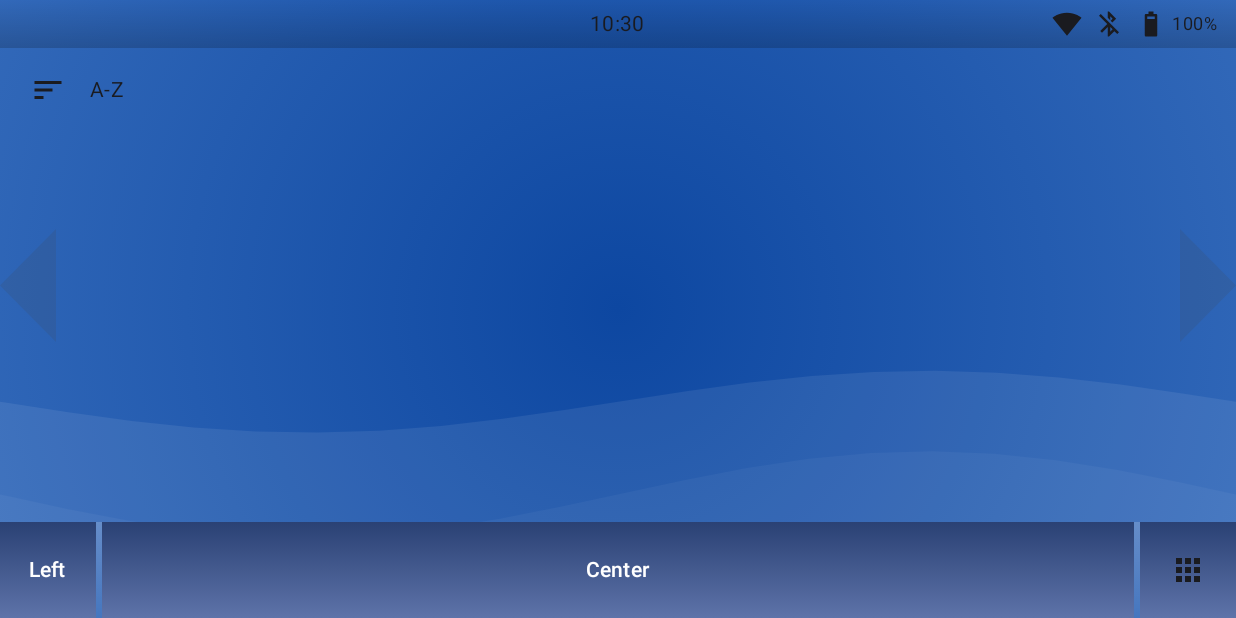
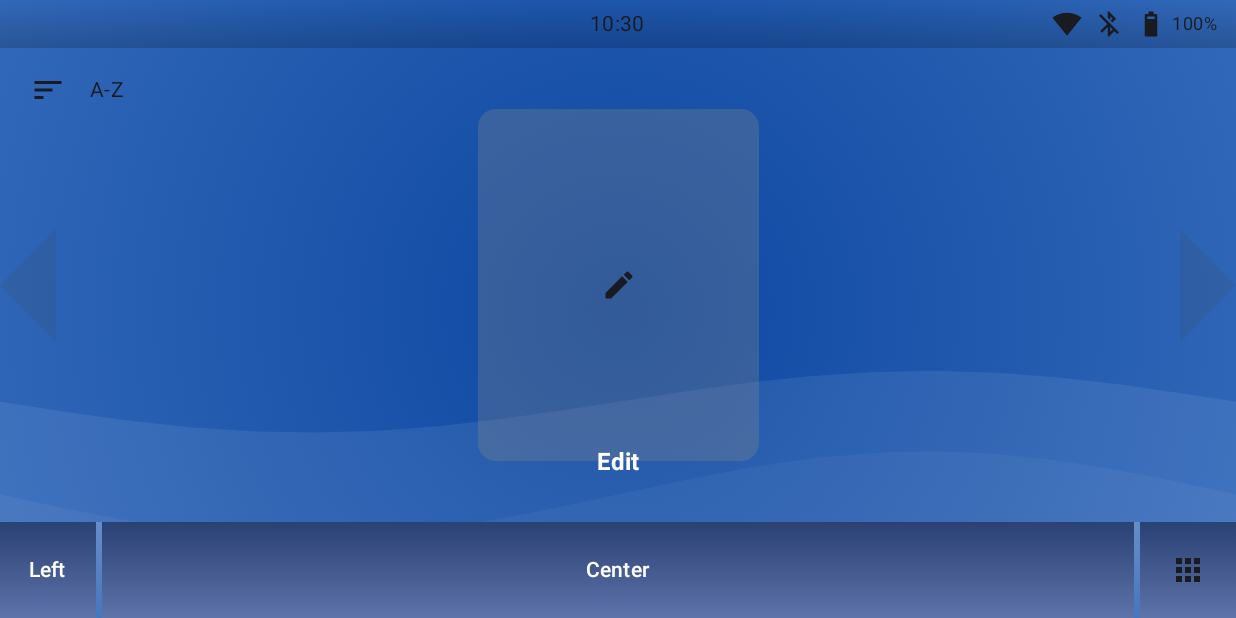
Before and after one commit to RetroBreeze/ribbon-launcher, an Android app built with Jetpack Compose: the screen it shows after launch (MainActivity), on a phone screen of 824 x 412 dp (held sideways). Run offline under Robolectric (Android 15) with nearby library versions, the phone set to English and light mode, and no system bars; pictures from the network do not load.

Commit message:
Add editable app carousel (#35)
* Add editable carousel

* Fix enabled app persistence

* Add confirmation dialog controls

* Fix method name clash

* Adjust edit dialog layout

* Adjust edit dialog layout and controls

* Adjust edit dialog padding

* Style OK button

* Fix 'None' checkbox clearing

* Make edit button activate only when selected

```diff
--- a/app/src/main/java/com/retrobreeze/ribbonlauncher/GameCarousel.kt
+++ b/app/src/main/java/com/retrobreeze/ribbonlauncher/GameCarousel.kt
@@ -15,6 +15,9 @@ import androidx.compose.foundation.layout.*
 import androidx.compose.foundation.pager.*
 import androidx.compose.foundation.shape.RoundedCornerShape
 import androidx.compose.material3.MaterialTheme
+import androidx.compose.material3.Icon
+import androidx.compose.material.icons.Icons
+import androidx.compose.material.icons.filled.Edit
 import androidx.compose.runtime.*
 import androidx.compose.animation.core.animateFloatAsState
 import androidx.compose.animation.core.animateDpAsState
@@ -72,7 +75,8 @@ fun GameCarousel(
     games: List<GameEntry>,
     pagerState: PagerState,
     selectedPackageName: String?,
-    onLaunch: (GameEntry) -> Unit
+    onLaunch: (GameEntry) -> Unit,
+    onEdit: () -> Unit
 ) {
     val coroutineScope = rememberCoroutineScope()
     val itemSpacing = 12.dp
@@ -83,7 +87,11 @@ fun GameCarousel(
     val arrowWidth = arrowHeight / 2
 
     val density = LocalDensity.current
-    var currentText by remember { mutableStateOf(games.getOrNull(pagerState.currentPage)?.displayName.orEmpty()) }
+    var currentText by remember {
+        mutableStateOf(
+            if (pagerState.currentPage == games.size) "Edit" else games.getOrNull(pagerState.currentPage)?.displayName.orEmpty()
+        )
+    }
     var labelBitmap by remember { mutableStateOf<ImageBitmap?>(null) }
     var alpha by remember { mutableStateOf(1f) }
 
@@ -93,7 +101,11 @@ fun GameCarousel(
     )
 
     LaunchedEffect(pagerState.currentPage) {
-        val newText = games.getOrNull(pagerState.currentPage)?.displayName.orEmpty()
+        val newText = if (pagerState.currentPage == games.size) {
+            "Edit"
+        } else {
+            games.getOrNull(pagerState.currentPage)?.displayName.orEmpty()
+        }
         if (newText != currentText) {
             alpha = 0f
             kotlinx.coroutines.delay(150)
@@ -110,6 +122,7 @@ fun GameCarousel(
 
     val animatables = remember { mutableMapOf<String, Animatable<Float, AnimationVector1D>>() }
     var previousIndices by remember { mutableStateOf<Map<String, Int>>(emptyMap()) }
+    val totalPages = games.size + 1
 
     LaunchedEffect(games) {
         val itemWidthPx = with(density) { (maxPageWidth + itemSpacing).toPx() }
@@ -148,15 +161,16 @@ fun GameCarousel(
                     state = pagerState,
                     pagerSnapDistance = PagerSnapDistance.atMost(1)
                 ),
-                key = { index -> games[index].packageName }
+                key = { index -> if (index < games.size) games[index].packageName else "edit_button" }
             ) { page ->
-                val game = games[page]
+                val isEditPage = page == games.size
                 val isSelected = pagerState.currentPage == page
                 val size by animateDpAsState(
                     targetValue = if (isSelected) itemSize * selectedScale else itemSize,
                     label = "SizeAnimation"
                 )
-                val offset = animatables[game.packageName]?.value ?: 0f
+
+                val offset = if (!isEditPage) animatables[games[page].packageName]?.value ?: 0f else 0f
 
                 Box(
                     modifier = Modifier
@@ -164,6 +178,26 @@ fun GameCarousel(
                         .graphicsLayer { translationX = offset },
                     contentAlignment = Alignment.Center
                 ) {
+                    if (isEditPage) {
+                        Box(
+                            modifier = Modifier
+                                .height(size + (size * 0.25f))
+                                .width(size)
+                                .clip(RoundedCornerShape(12.dp))
+                                .background(Color.Gray.copy(alpha = 0.3f))
+                                .clickable {
+                                    if (isSelected) {
+                                        onEdit()
+                                    } else {
+                                        coroutineScope.launch { pagerState.animateScrollToPage(page) }
+                                    }
+                                },
+                            contentAlignment = Alignment.Center
+                        ) {
+                            Icon(imageVector = Icons.Default.Edit, contentDescription = "Edit")
+                        }
+                    } else {
+                        val game = games[page]
                         Box(
                             modifier = Modifier
                                 .height(size + (size * 0.25f))
@@ -188,8 +222,9 @@ fun GameCarousel(
                     }
                 }
             }
+        }
         val canScrollLeft = pagerState.currentPage > 0
-        val canScrollRight = pagerState.currentPage < games.lastIndex
+        val canScrollRight = pagerState.currentPage < totalPages - 1
 
         CarouselArrow(
             direction = ArrowDirection.LEFT,
@@ -207,7 +242,7 @@ fun GameCarousel(
             direction = ArrowDirection.RIGHT,
             enabled = canScrollRight,
             onClick = {
-                val target = (pagerState.currentPage + 4).coerceAtMost(games.lastIndex)
+                val target = (pagerState.currentPage + 4).coerceAtMost(totalPages - 1)
                 coroutineScope.launch { pagerState.animateScrollToPage(target) }
             },
             modifier = Modifier.align(Alignment.CenterEnd),
--- a/app/src/main/java/com/retrobreeze/ribbonlauncher/LauncherViewModel.kt
+++ b/app/src/main/java/com/retrobreeze/ribbonlauncher/LauncherViewModel.kt
@@ -16,6 +16,7 @@ class LauncherViewModel(app: Application) : AndroidViewModel(app) {
         private const val KEY_SORT_MODE = "sort_mode"
         private const val KEY_LAST_PLAYED_PREFIX = "lp_"
         private const val KEY_SELECTED_GAME = "selected_game"
+        private const val KEY_ENABLED_PACKAGES = "enabled_packages"
     }
 
     private val prefs = app.getSharedPreferences(PREFS_NAME, Context.MODE_PRIVATE)
@@ -26,6 +27,9 @@ class LauncherViewModel(app: Application) : AndroidViewModel(app) {
         private set
 
     var apps by mutableStateOf<List<GameEntry>>(emptyList())
+        private set
+
+    var enabledPackages by mutableStateOf<Set<String>>(emptySet())
         private set
 
     var sortMode by mutableStateOf(SortMode.AZ)
@@ -50,6 +54,12 @@ class LauncherViewModel(app: Application) : AndroidViewModel(app) {
         }
 
         selectedGamePackage = prefs.getString(KEY_SELECTED_GAME, null)
+
+        enabledPackages = if (prefs.contains(KEY_ENABLED_PACKAGES)) {
+            prefs.getStringSet(KEY_ENABLED_PACKAGES, emptySet())?.toSet() ?: emptySet()
+        } else {
+            emptySet()
+        }
 
         prefs.all.forEach { (key, value) ->
             if (key.startsWith(KEY_LAST_PLAYED_PREFIX)) {
@@ -124,6 +134,8 @@ class LauncherViewModel(app: Application) : AndroidViewModel(app) {
                     icon = pm.getApplicationIcon(appInfo)
                 )
             }
+
+        sortGames()
     }
 
     fun cycleSortMode() {
@@ -152,11 +164,63 @@ class LauncherViewModel(app: Application) : AndroidViewModel(app) {
         sortGames()
     }
 
+    fun setPackageEnabled(packageName: String, enabled: Boolean) {
+        enabledPackages = enabledPackages.toMutableSet().apply {
+            if (enabled) add(packageName) else remove(packageName)
+        }
+        prefs.edit().putStringSet(KEY_ENABLED_PACKAGES, enabledPackages).apply()
+        sortGames()
+    }
+
+    fun updateEnabledPackages(packages: Set<String>) {
+        enabledPackages = packages.toSet()
+        prefs.edit().putStringSet(KEY_ENABLED_PACKAGES, enabledPackages).apply()
+        sortGames()
+    }
+
+    fun selectAll() {
+        enabledPackages = (allGames + apps).map { it.packageName }.toSet()
+        prefs.edit().putStringSet(KEY_ENABLED_PACKAGES, enabledPackages).apply()
+        sortGames()
+    }
+
+    fun selectNone() {
+        enabledPackages = emptySet()
+        prefs.edit().putStringSet(KEY_ENABLED_PACKAGES, enabledPackages).apply()
+        sortGames()
+    }
+
+    fun selectGames() {
+        val gamePackages = allGames.map { it.packageName }
+        enabledPackages = enabledPackages.toMutableSet().apply {
+            clear()
+            addAll(gamePackages)
+        }
+        prefs.edit().putStringSet(KEY_ENABLED_PACKAGES, enabledPackages).apply()
+        sortGames()
+    }
+
+    fun getAllInstalledApps(): List<GameEntry> {
+        return (allGames + apps).sortedBy { it.displayName.lowercase() }
+    }
+
+    fun getInstalledGames(): List<GameEntry> {
+        return allGames
+    }
+
     private fun sortGames() {
+        if (!prefs.contains(KEY_ENABLED_PACKAGES) && enabledPackages.isEmpty()) {
+            enabledPackages = allGames.map { it.packageName }.toSet()
+            prefs.edit().putStringSet(KEY_ENABLED_PACKAGES, enabledPackages).apply()
+        }
+
+        val allEntries = (allGames + apps)
+        val selectedEntries = allEntries.filter { enabledPackages.contains(it.packageName) }
+
         games = when (sortMode) {
-            SortMode.AZ -> allGames.sortedBy { it.displayName.lowercase() }
-            SortMode.ZA -> allGames.sortedByDescending { it.displayName.lowercase() }
-            SortMode.RECENT -> allGames.sortedWith(
+            SortMode.AZ -> selectedEntries.sortedBy { it.displayName.lowercase() }
+            SortMode.ZA -> selectedEntries.sortedByDescending { it.displayName.lowercase() }
+            SortMode.RECENT -> selectedEntries.sortedWith(
                 compareByDescending<GameEntry> { lastPlayed[it.packageName] ?: Long.MIN_VALUE }
                     .thenBy { it.displayName.lowercase() }
             )
--- a/app/src/main/java/com/retrobreeze/ribbonlauncher/MainActivity.kt
+++ b/app/src/main/java/com/retrobreeze/ribbonlauncher/MainActivity.kt
@@ -27,6 +27,7 @@ import com.retrobreeze.ribbonlauncher.GameCarousel
 import com.retrobreeze.ribbonlauncher.SortButton
 import com.retrobreeze.ribbonlauncher.StatusTopBar
 import com.retrobreeze.ribbonlauncher.NavigationBottomBar
+import com.retrobreeze.ribbonlauncher.EditAppsDialog
 import com.retrobreeze.ribbonlauncher.ui.background.AnimatedBackground
 import com.retrobreeze.ribbonlauncher.ui.theme.RibbonLauncherTheme
 
@@ -62,7 +63,8 @@ fun LauncherScreen(viewModel: LauncherViewModel = viewModel()) {
     val apps = viewModel.apps
     val context = LocalContext.current
     var showDrawer by remember { mutableStateOf(false) }
-    val pagerState = rememberPagerState(initialPage = 0) { games.size }
+    var showEditDialog by remember { mutableStateOf(false) }
+    val pagerState = rememberPagerState(initialPage = 0) { games.size + 1 }
 
     LaunchedEffect(pagerState.currentPage, games) {
         val pkg = games.getOrNull(pagerState.currentPage)?.packageName
@@ -82,7 +84,7 @@ fun LauncherScreen(viewModel: LauncherViewModel = viewModel()) {
                     games = games,
                     pagerState = pagerState,
                     selectedPackageName = viewModel.selectedGamePackage,
-                ) { game ->
+                    onLaunch = { game ->
                         val intent = context.packageManager.getLaunchIntentForPackage(game.packageName)
                         if (intent != null) {
                             context.startActivity(intent)
@@ -91,13 +93,23 @@ fun LauncherScreen(viewModel: LauncherViewModel = viewModel()) {
                             context.startActivity(Intent(Intent.ACTION_VIEW, uri))
                         }
                         viewModel.recordLaunch(game)
-                }
+                    },
+                    onEdit = { showEditDialog = true }
+                )
             }
             AppDrawerOverlay(
                 apps = apps,
                 showDrawer = showDrawer,
                 onDismiss = { showDrawer = false },
                 modifier = Modifier.align(Alignment.Center)
+            )
+            EditAppsDialog(
+                show = showEditDialog,
+                allApps = viewModel.getAllInstalledApps(),
+                games = viewModel.getInstalledGames(),
+                selectedPackages = viewModel.enabledPackages,
+                onConfirm = { packages -> viewModel.updateEnabledPackages(packages) },
+                onDismiss = { showEditDialog = false }
             )
             SortButton(
                 sortMode = sortMode,
```
Also changed, not shown: app/src/main/java/com/retrobreeze/ribbonlauncher/EditAppsDialog.kt (added, +147 -0 lines). Lines whose indentation alone changed are shown as unchanged.
